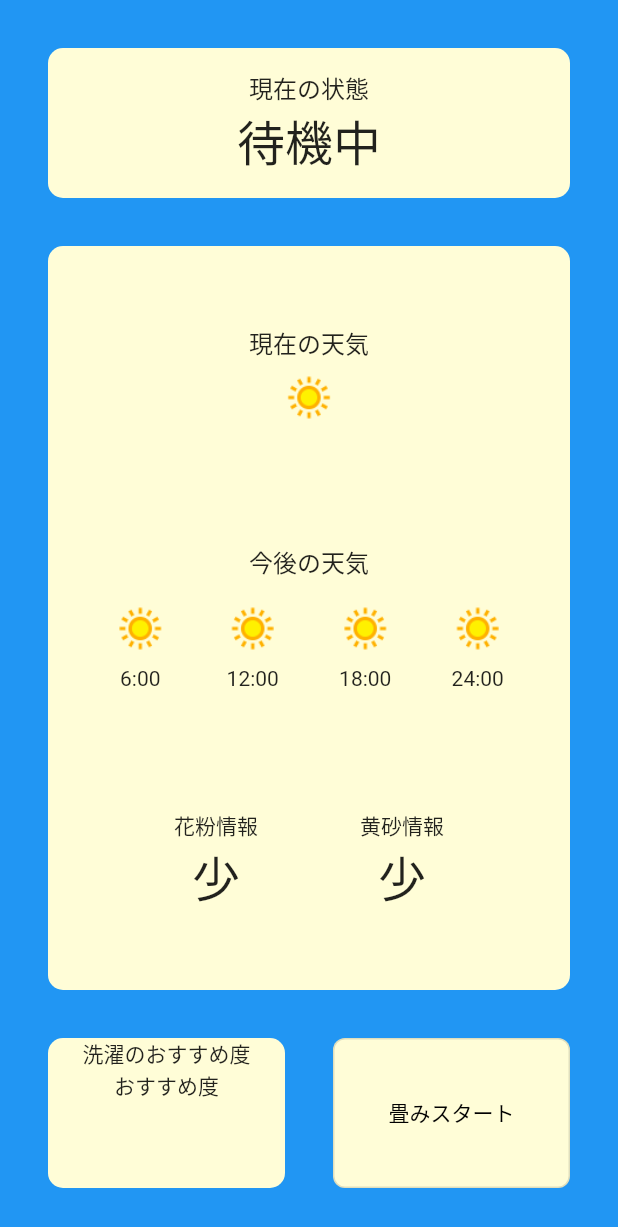
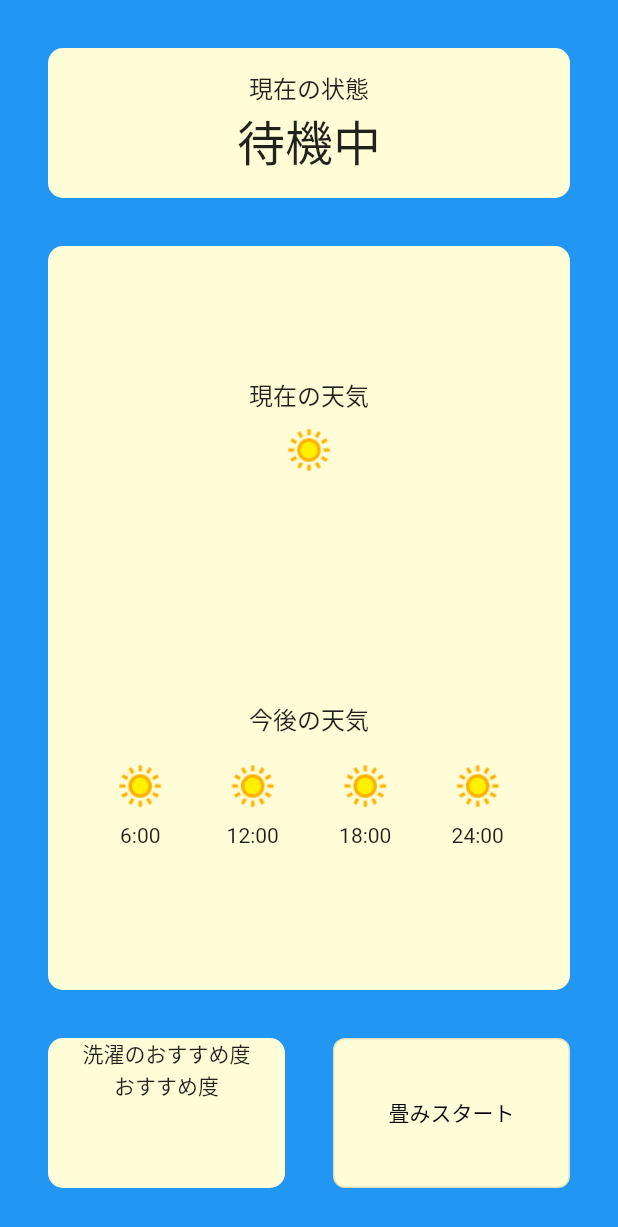
Before and after one commit to sayoi341/landry_helpli, a Flutter app: the screen it shows after launch, on a phone screen of 412 x 824 dp. Shown: the top 1227 px of the screen. Run offline on Flutter 3.47's test engine with Material 2 defaults, Android fonts, the phone set to English and light mode, and no system bars; our stand-ins replace flutter_dotenv, hooks_riverpod.

Commit message:
merge commit

```diff
--- a/lib/components/recommendation.dart
+++ b/lib/components/recommendation.dart
@@ -20,7 +20,7 @@ class _RecommendationState extends State<Recommendation> {
             borderRadius: BorderRadius.all(Radius.circular(10)),
             color: Color.fromRGBO(255, 253, 215, 1),
           ),
-          child: const Column(
+          child: Column(
             children: <Widget>[
               Text("洗濯のおすすめ度"),
               Text("おすすめ度"),
--- a/lib/components/whether.dart
+++ b/lib/components/whether.dart
@@ -123,23 +123,6 @@ class WhetherState extends ConsumerState<Whether> {
                 ),
               ],
             ),
-            const Row(
-              mainAxisAlignment: MainAxisAlignment.spaceEvenly,
-              children: <Widget>[
-                Column(
-                  children: <Widget>[
-                    Text("花粉情報"),
-                    Text("少", style: TextStyle(fontSize: 32)),
-                  ],
-                ),
-                Column(
-                  children: <Widget>[
-                    Text("黄砂情報"),
-                    Text("少", style: TextStyle(fontSize: 32)),
-                  ],
-                ),
-              ],
-            ),
           ],
         ),
       ),
--- a/lib/pages/home.dart
+++ b/lib/pages/home.dart
@@ -24,7 +24,7 @@ class HomeState extends ConsumerState<Home> {
       body: Container(
         color: Colors.blue,
         padding: const EdgeInsets.all(16),
-        child: const Center(
+        child:  Center(
           child: Column(
             mainAxisAlignment: MainAxisAlignment.spaceEvenly,
             children: <Widget>[
```
Also changed, not shown: pubspec.lock.
